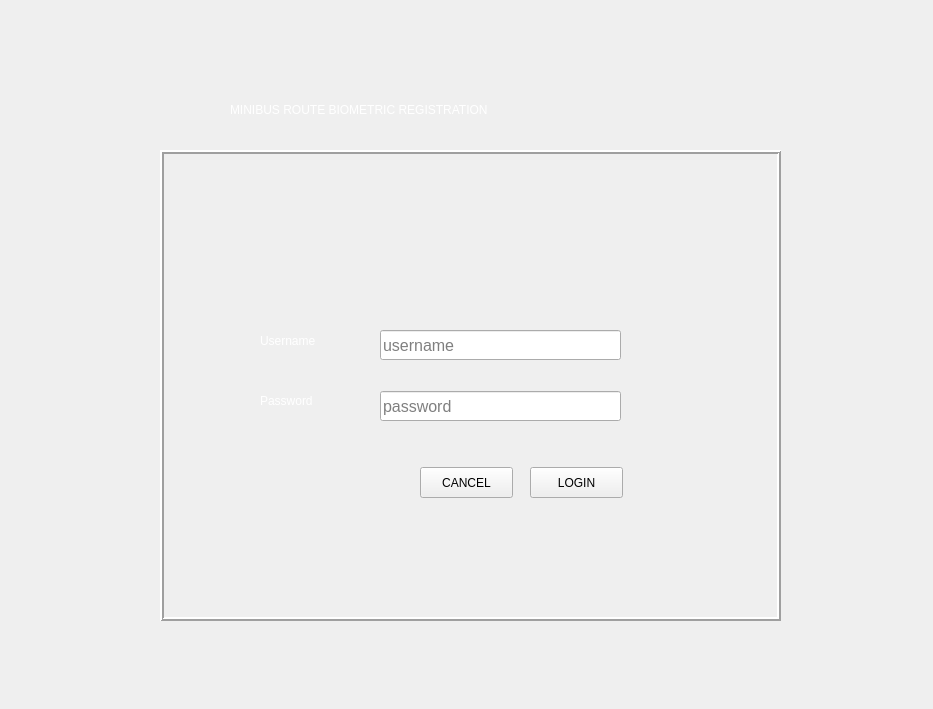
Before: the Qt Designer form minibus-route-native-application/ui/loginform.ui in nkszLedger/minibus-route-native-application, drawn with Qt 5.
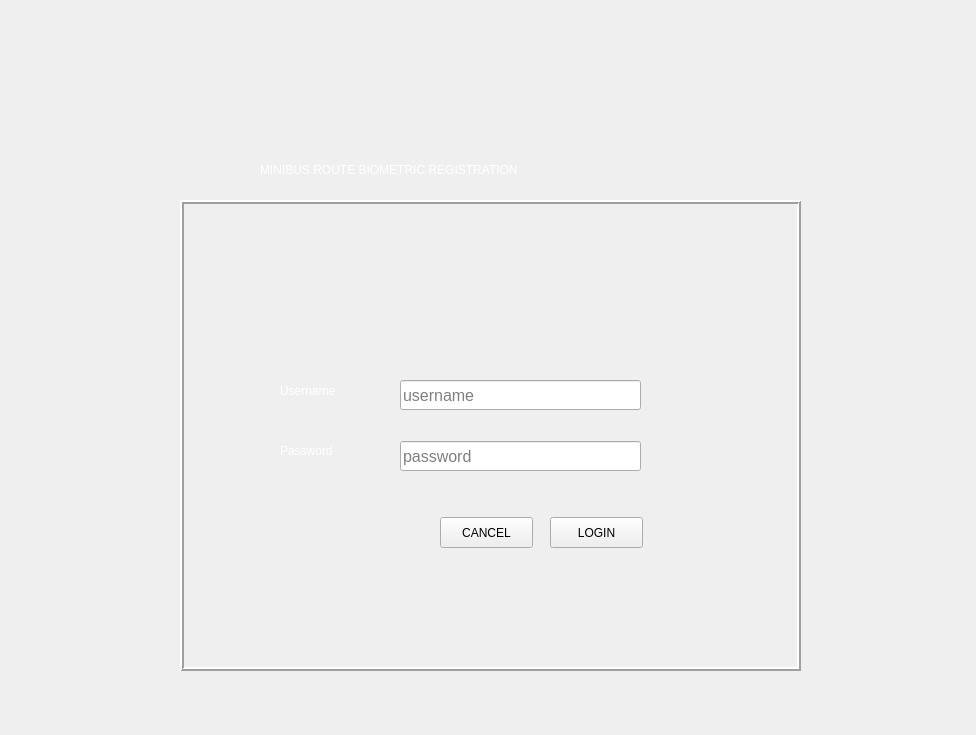
After: the same form once the commit is applied. Icons and pictures are not drawn.

Commit message: fix(rsc.qrc): Add logo to login window

Diff of the .ui file:
```diff
--- a/minibus-route-native-application/ui/loginform.ui
+++ b/minibus-route-native-application/ui/loginform.ui
@@ -6,8 +6,8 @@
    <rect>
     <x>0</x>
     <y>0</y>
-    <width>933</width>
-    <height>709</height>
+    <width>976</width>
+    <height>735</height>
    </rect>
   </property>
   <property name="windowTitle">
@@ -19,8 +19,8 @@
   <widget class="QFrame" name="frame">
    <property name="geometry">
     <rect>
-     <x>160</x>
-     <y>150</y>
+     <x>180</x>
+     <y>200</y>
      <width>621</width>
      <height>471</height>
     </rect>
@@ -177,8 +177,8 @@
   <widget class="QLabel" name="label">
    <property name="geometry">
     <rect>
-     <x>230</x>
-     <y>100</y>
+     <x>260</x>
+     <y>160</y>
      <width>491</width>
      <height>20</height>
     </rect>
```
Left out of the diff: 17 changed lines with no effect on the pictures. The commit also changes 3 other files.
